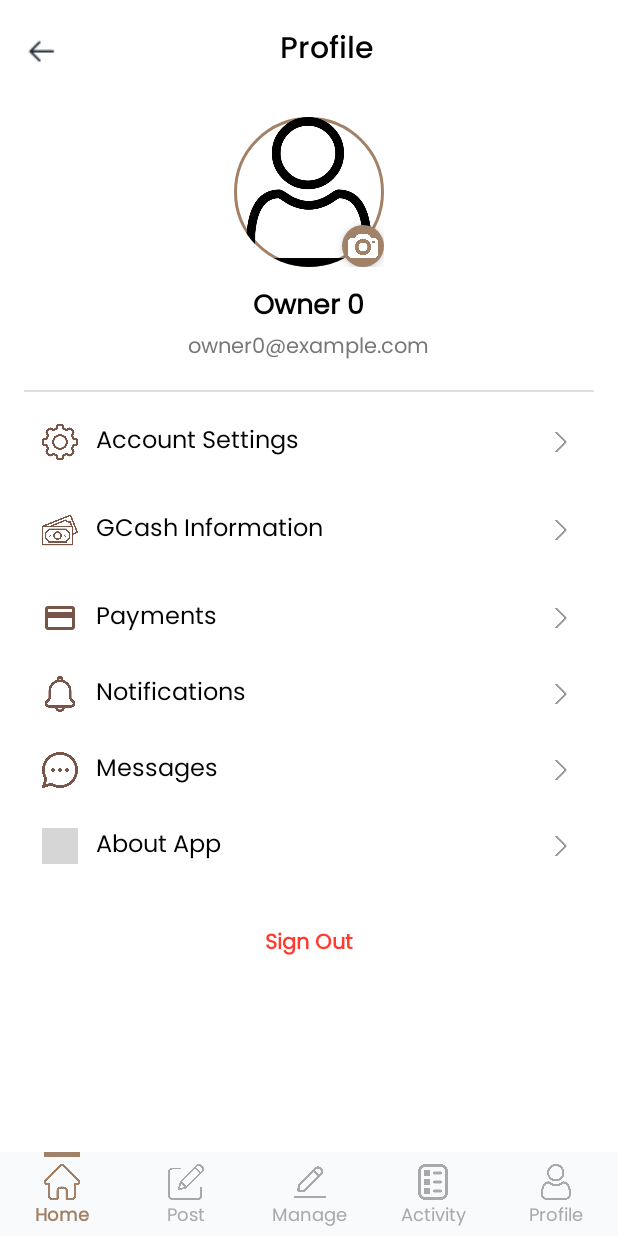
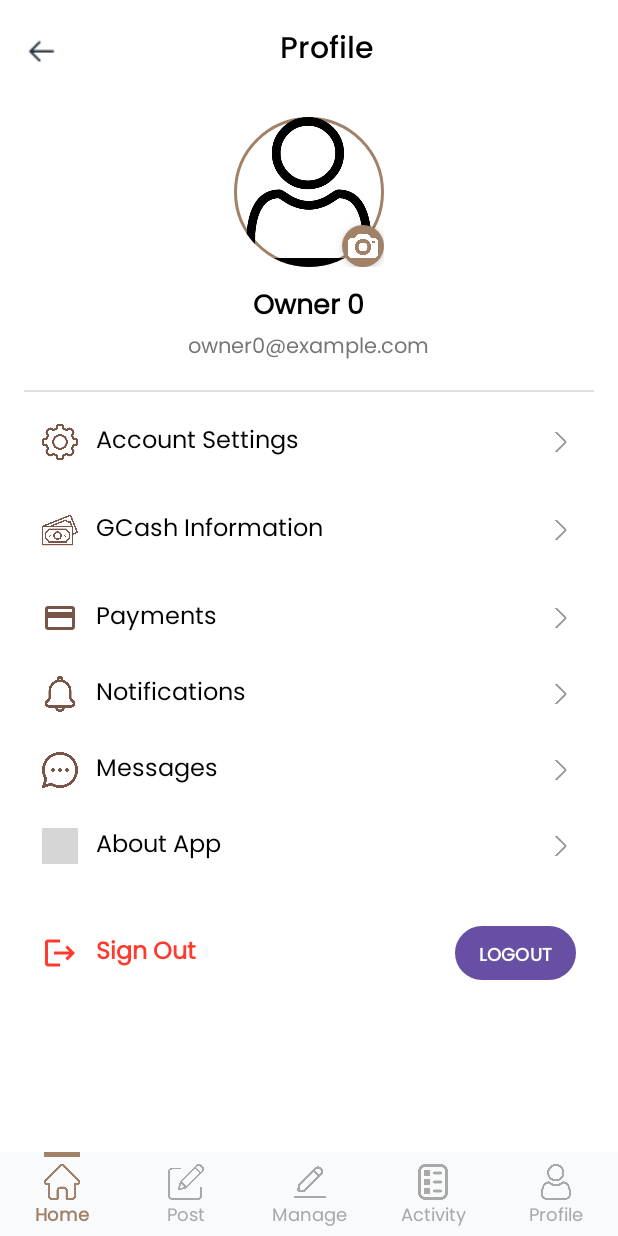
Before and after one commit to kikyamf/boardease_v3, an Android app: the fragment OwnerProfileFragment placed in its activity, on a phone screen of 412 x 824 dp. Run offline under Robolectric (Android 15) with nearby library versions, the phone set to English and light mode, and no system bars; our stand-ins replace Volley; network calls fail; pictures from the network do not load; grey boxes are pictures that could not be loaded.

Commit message:
signout functionality for owner

```diff
--- a/app/src/main/res/layout/fragment_owner_profile.xml
+++ b/app/src/main/res/layout/fragment_owner_profile.xml
@@ -1,9 +1,14 @@
 <?xml version="1.0" encoding="utf-8"?>
-<LinearLayout xmlns:android="http://schemas.android.com/apk/res/android"
+<ScrollView xmlns:android="http://schemas.android.com/apk/res/android"
     android:layout_width="match_parent"
     android:layout_height="match_parent"
+    android:background="@android:color/white"
+    android:fillViewport="true">
+
+<LinearLayout
+    android:layout_width="match_parent"
+    android:layout_height="wrap_content"
     android:orientation="vertical"
-    android:background="@android:color/white"
     android:padding="16dp">
 
 
@@ -298,16 +303,48 @@
         </LinearLayout>
     </LinearLayout>
 
-    <!-- Sign Out -->
-    <TextView
-        android:id="@+id/tvSignOut"
+    <!-- Sign Out Section -->
+    <LinearLayout
         android:layout_width="match_parent"
         android:layout_height="wrap_content"
-        android:text="Sign Out"
-        android:textStyle="bold"
-        android:gravity="center"
-        android:textColor="#FF3B30"
+        android:orientation="horizontal"
+        android:padding="12dp"
+        android:gravity="center_vertical"
+        android:background="?attr/selectableItemBackground"
         android:layout_marginTop="16dp"
-        android:padding="12dp" />
+        android:id="@+id/layoutSignOut">
+
+        <ImageView
+            android:layout_width="24dp"
+            android:layout_height="24dp"
+            android:src="@drawable/ic_logout"
+            android:tint="#FF3B30" />
+
+        <TextView
+            android:id="@+id/tvSignOut"
+            android:layout_width="0dp"
+            android:layout_height="wrap_content"
+            android:layout_weight="1"
+            android:layout_marginStart="12dp"
+            android:text="Sign Out"
+            android:textSize="16sp"
+            android:textColor="#FF3B30"
+            android:textStyle="bold" />
+
+        <Button
+            android:id="@+id/btnLogout"
+            android:layout_width="wrap_content"
+            android:layout_height="36dp"
+            android:text="LOGOUT"
+            android:textSize="12sp"
+            android:textStyle="bold"
+            android:textColor="@android:color/white"
+            android:background="@drawable/btn_logout_red"
+            android:paddingStart="16dp"
+            android:paddingEnd="16dp"
+            android:minWidth="80dp" />
+    </LinearLayout>
 
 </LinearLayout>
+
+</ScrollView>
```
Also changed, not shown: app/src/main/java/com/example/mock/OwnerProfileFragment.java (+85 -3 lines).
